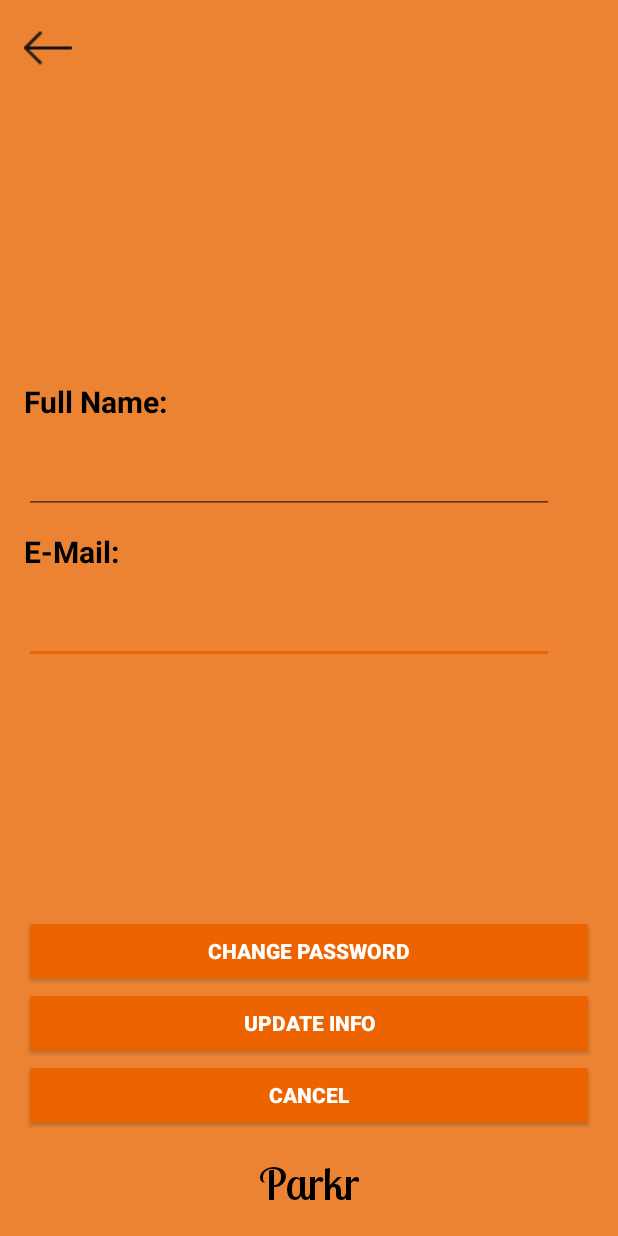
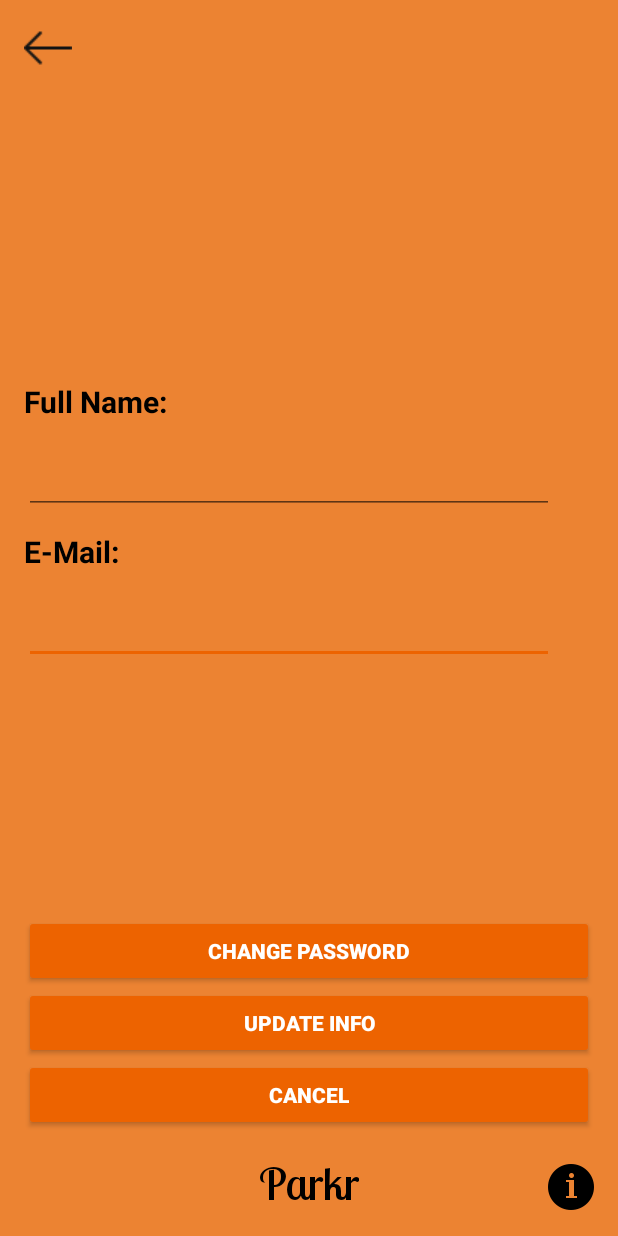
Before and after one commit to SIU-CS/Finite_Loop-production, an Android app: the UpdateInfo screen opened directly, with no data from a screen before it, on a phone screen of 412 x 824 dp. Run offline under Robolectric (Android 15) with nearby library versions, the phone set to English and light mode, and no system bars; our stand-ins replace Firebase (no records; nobody signed in at launch, a user with empty details on screens opened directly).

```diff
--- a/ParkingSpotFinder/app/src/main/res/layout/activity_update_info.xml
+++ b/ParkingSpotFinder/app/src/main/res/layout/activity_update_info.xml
@@ -121,4 +121,13 @@
         android:layout_alignParentLeft="true"
         android:layout_alignParentStart="true" />
 
+    <Button
+        android:id="@+id/pageInfoButton"
+        android:layout_width="32dp"
+        android:layout_height="32dp"
+        android:layout_alignParentBottom="true"
+        android:layout_alignParentEnd="true"
+        android:layout_alignParentRight="true"
+        android:background="@drawable/infopage" />
+
 </RelativeLayout>
```
Also changed, not shown: ParkingSpotFinder/app/src/main/java/edu/siu/cs/www/parkingspotfinder/UpdateInfo.java (+21 -0 lines).
